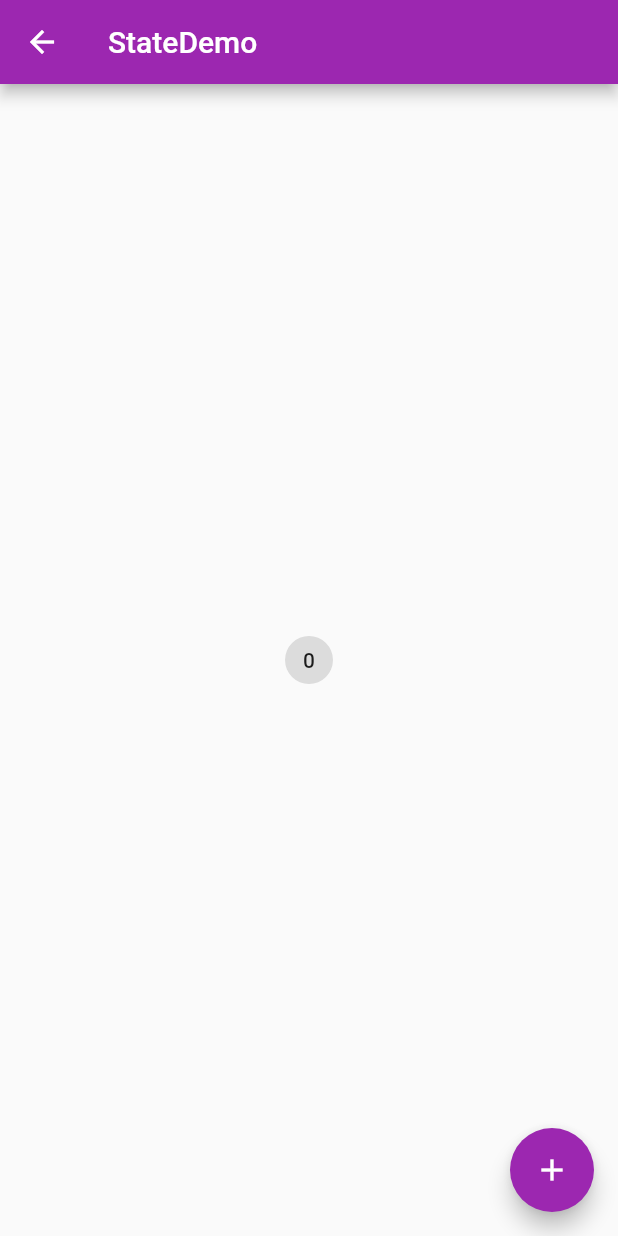
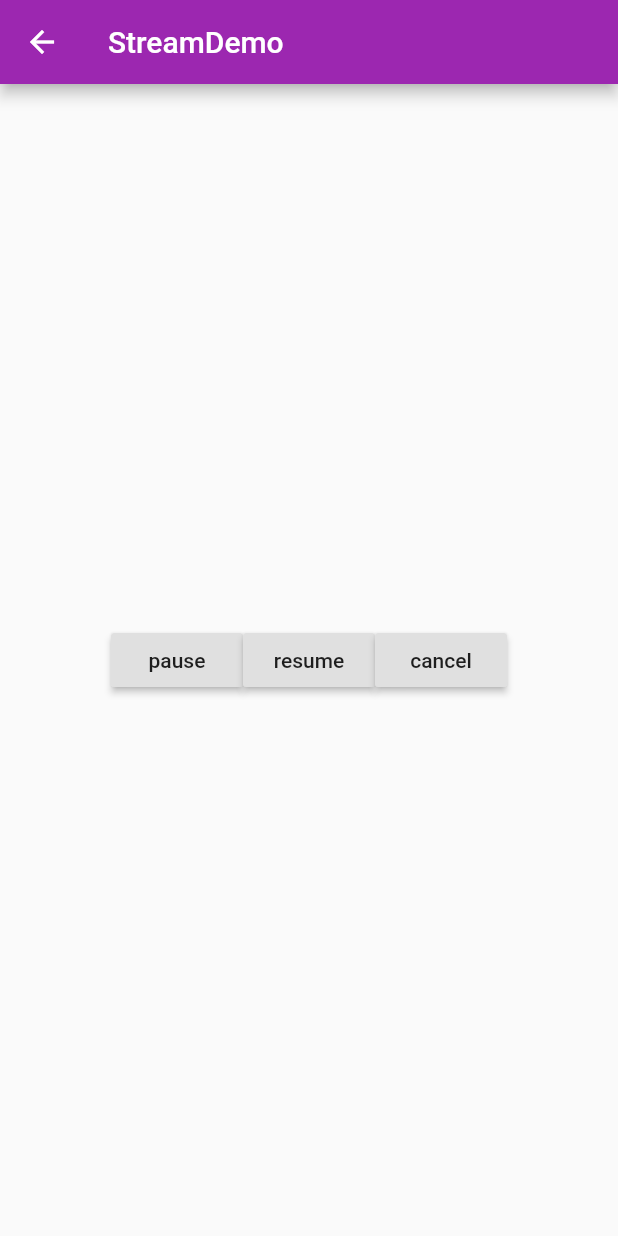
Before and after one commit to livesxu/FlutterSome, a Flutter app: the screen it shows after launch, on a phone screen of 412 x 824 dp. Run offline on Flutter 3.47's test engine with Material 2 defaults, Android fonts, the phone set to English and light mode, and no system bars.

Commit message:
Stream创建使用暂停、恢复、停止

```diff
--- /dev/null
+++ b/test_app/lib/Mine/StreamDemo.dart
@@ -0,0 +1,88 @@
+import 'package:flutter/material.dart';
+import 'dart:async';
+
+class StreamDemo extends StatefulWidget {
+
+  @override
+  State<StatefulWidget> createState() {
+    // TODO: implement createState
+    return StreamDemoState();
+  }
+}
+
+class StreamDemoState extends State<StreamDemo> {
+
+  @override
+  Widget build(BuildContext context) {
+    // TODO: implement build
+    return Scaffold(
+      appBar: AppBar(title: Text("StreamDemo"),),
+      body: StreamDemoExample(),
+    );
+  }
+}
+
+class StreamDemoExample extends StatefulWidget {
+
+  @override
+  State<StatefulWidget> createState() {
+    // TODO: implement createState
+    return StreamDemoExampleState();
+  }
+}
+
+class StreamDemoExampleState extends State<StreamDemoExample> {
+
+  StreamSubscription _streamSubscripthon;
+  StreamController<String> _streamController;
+
+  @override
+  void initState() {
+    super.initState();
+
+    Stream<String> _streamDemo = Stream.fromFuture(delayData());
+
+//    _streamController = StreamController<String>();
+
+    _streamSubscripthon = _streamDemo.listen(onDataAction,onError: onErrorAction,onDone: onDoneAction,cancelOnError: false,);
+
+  }
+
+  Future<String> delayData () async {
+
+    await Future.delayed(Duration(seconds: 3));
+
+//    throw "something happened";
+
+    return "Hello World ~";
+  }
+
+  void onDataAction (String string){
+
+    print(string);
+  }
+
+  void onErrorAction (error) {
+
+    print("An error");
+  }
+
+  void onDoneAction () {
+
+    print("done action");
+  }
+
+
+
+  @override
+  Widget build(BuildContext context) {
+    // TODO: implement build
+    return Center(
+      child: Row(mainAxisAlignment: MainAxisAlignment.center,children: <Widget>[
+        RaisedButton(onPressed: (){_streamSubscripthon.pause();print("pause");}, child: Text("pause")),//暂停
+        RaisedButton(onPressed: (){_streamSubscripthon.resume();print("resume");}, child: Text("resume")),//恢复
+        RaisedButton(onPressed: (){_streamSubscripthon.cancel();print("cancel");}, child: Text("cancel")),//取消
+      ],),
+    );
+  }
+}
--- a/test_app/lib/main.dart
+++ b/test_app/lib/main.dart
@@ -11,6 +11,7 @@ import 'package:test_app/Mine/DataTableDemo.dart';
 import 'package:test_app/Mine/CardDemo.dart';
 import 'package:test_app/Mine/StepDemo.dart';
 import 'package:test_app/Mine/StateDemo.dart';
+import 'package:test_app/Mine/StreamDemo.dart';
 
 void main() => runApp(MyApp());
 
@@ -33,7 +34,7 @@ class MyApp extends StatelessWidget {
         primarySwatch: Colors.purple,
       ),
 //      home: HomeViewController(),
-      initialRoute: "/stateDemo",//初始页面
+      initialRoute: "/stream",//初始页面
       routes: {
         "/":(context) => HomeViewController(),//路由映射
         "/routerNameToNext":(context) => HomeSubHomeViewController(title: "RouterNameToNext",),
@@ -47,6 +48,7 @@ class MyApp extends StatelessWidget {
         "/card":(context) => CardDemo(),
         "/step":(context) => StepDemo(),
         "/stateDemo":(context) => StateDemo(),
+        "/stream":(context) => StreamDemo(),
       },
     );
   }
```
